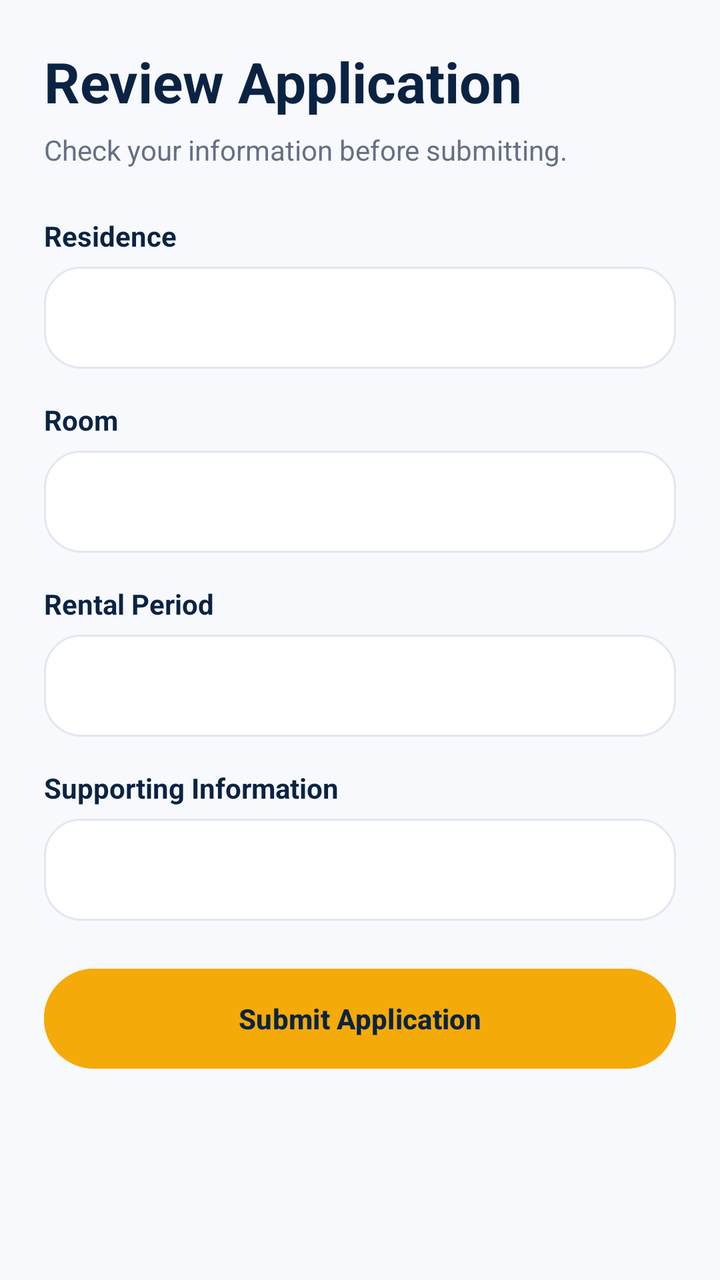
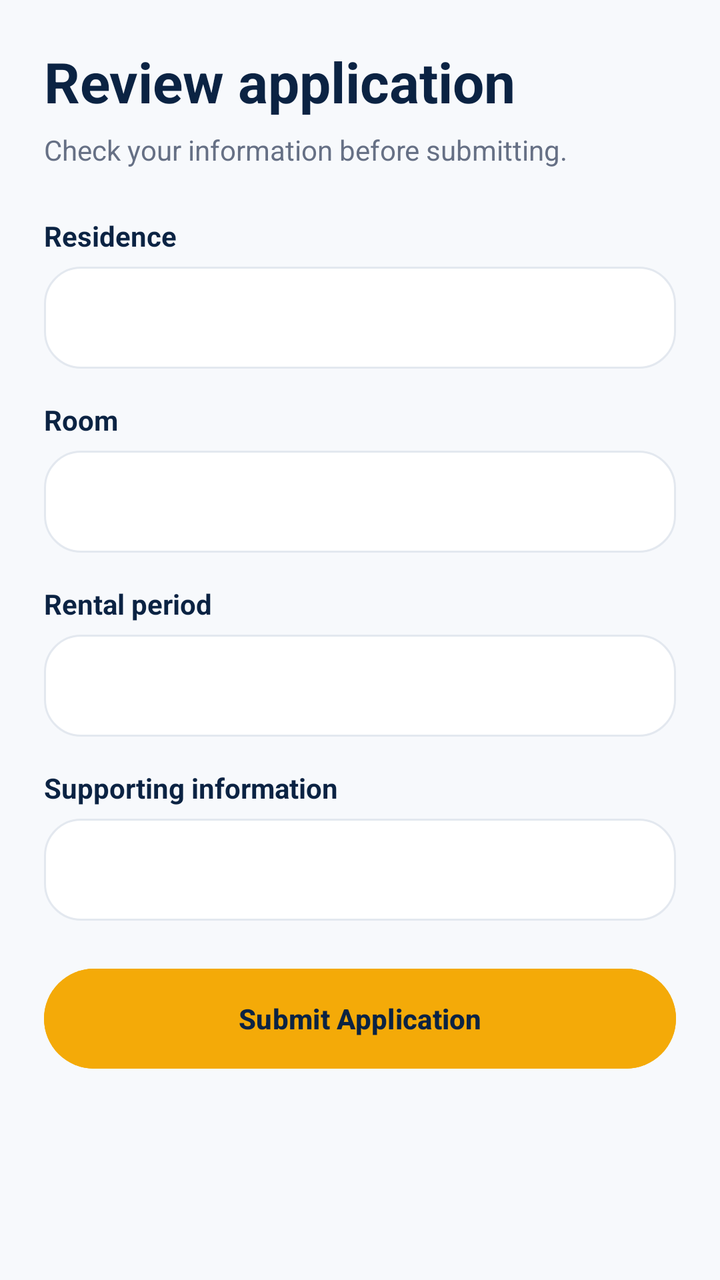

Before-and-after screenshots of an Android layout around one commit, followed by the original layout XML and the change that was made.
<!-- AndroidManifest.xml: application theme Theme.ChommieHub -->
<!-- res/layout/fragment_application_review.xml -->
<?xml version="1.0" encoding="utf-8"?>
<ScrollView xmlns:android="http://schemas.android.com/apk/res/android"
    android:layout_width="match_parent"
    android:layout_height="match_parent"
    android:background="@color/chommie_background">

    <LinearLayout
        android:layout_width="match_parent"
        android:layout_height="wrap_content"
        android:orientation="vertical"
        android:padding="22dp">

        <TextView
            android:layout_width="wrap_content"
            android:layout_height="wrap_content"
            android:text="Review Application"
            android:textColor="@color/chommie_navy"
            android:textSize="28sp"
            android:textStyle="bold" />

        <TextView
            android:layout_width="match_parent"
            android:layout_height="wrap_content"
            android:layout_marginTop="6dp"
            android:text="Check your information before submitting."
            android:textColor="@color/chommie_text_secondary" />

        <TextView
            android:layout_width="wrap_content"
            android:layout_height="wrap_content"
            android:layout_marginTop="24dp"
            android:text="Residence"
            android:textColor="@color/chommie_navy"
            android:textStyle="bold" />

        <TextView
            android:id="@+id/tvReviewResidence"
            android:layout_width="match_parent"
            android:layout_height="wrap_content"
            android:layout_marginTop="6dp"
            android:background="@drawable/bg_card"
            android:padding="16dp"
            android:textColor="@color/chommie_text_primary" />

        <TextView
            android:layout_width="wrap_content"
            android:layout_height="wrap_content"
            android:layout_marginTop="16dp"
            android:text="Room"
            android:textColor="@color/chommie_navy"
            android:textStyle="bold" />

        <TextView
            android:id="@+id/tvReviewRoom"
            android:layout_width="match_parent"
            android:layout_height="wrap_content"
            android:layout_marginTop="6dp"
            android:background="@drawable/bg_card"
            android:padding="16dp"
            android:textColor="@color/chommie_text_primary" />

        <TextView
            android:layout_width="wrap_content"
            android:layout_height="wrap_content"
            android:layout_marginTop="16dp"
            android:text="Rental Period"
            android:textColor="@color/chommie_navy"
            android:textStyle="bold" />

        <TextView
            android:id="@+id/tvReviewRentalPeriod"
            android:layout_width="match_parent"
            android:layout_height="wrap_content"
            android:layout_marginTop="6dp"
            android:background="@drawable/bg_card"
            android:padding="16dp"
            android:textColor="@color/chommie_text_primary" />

        <TextView
            android:layout_width="wrap_content"
            android:layout_height="wrap_content"
            android:layout_marginTop="16dp"
            android:text="Supporting Information"
            android:textColor="@color/chommie_navy"
            android:textStyle="bold" />

        <TextView
            android:id="@+id/tvReviewSupportingInfo"
            android:layout_width="match_parent"
            android:layout_height="wrap_content"
            android:layout_marginTop="6dp"
            android:background="@drawable/bg_card"
            android:padding="16dp"
            android:textColor="@color/chommie_text_secondary" />

        <ProgressBar
            android:id="@+id/progressApplicationReview"
            android:layout_width="wrap_content"
            android:layout_height="wrap_content"
            android:layout_gravity="center_horizontal"
            android:layout_marginTop="16dp"
            android:visibility="gone" />

        <Button
            android:id="@+id/btnConfirmSubmitApplication"
            android:layout_width="match_parent"
            android:layout_height="58dp"
            android:layout_marginTop="20dp"
            android:backgroundTint="@color/chommie_gold"
            android:text="Submit Application"
            android:textColor="@color/chommie_navy"
            android:textStyle="bold" />

    </LinearLayout>

</ScrollView>
<!-- resources referenced by this layout -->
<resources>
  <color name="chommie_background">#F7F9FC</color>
  <color name="chommie_gold">#F4AA08</color>
  <color name="chommie_navy">#0B2343</color>
  <color name="chommie_text_primary">#172033</color>
  <color name="chommie_text_secondary">#667085</color>
  <!-- drawable bg_card (drawable) -->
  <?xml version="1.0" encoding="utf-8"?>
  <shape xmlns:android="http://schemas.android.com/apk/res/android"
      android:shape="rectangle">
  
      <solid android:color="@color/chommie_surface" />
      <corners android:radius="18dp" />
      <stroke
          android:width="1dp"
          android:color="@color/chommie_border" />
  </shape>
  <style name="Theme.ChommieHub" parent="Base.Theme.ChommieHub" />
  <color name="chommie_surface">#FFFFFF</color>
  <color name="chommie_border">#E3E8EF</color>
  <style name="Base.Theme.ChommieHub" parent="Theme.Material3.DayNight.NoActionBar">
  
          
          <item name="colorPrimary">@color/chommie_navy</item>
          <item name="colorOnPrimary">@color/white</item>
  
          
          <item name="colorSecondary">@color/chommie_gold</item>
          <item name="colorOnSecondary">@color/chommie_navy</item>
  
          
          <item name="colorSurface">@color/chommie_surface</item>
          <item name="colorOnSurface">@color/chommie_text_primary</item>
  
          
          <item name="android:windowBackground">@color/chommie_background</item>
  
          
          <item name="android:statusBarColor">@color/chommie_navy</item>
          <item name="android:navigationBarColor">@color/chommie_navy</item>
  
      </style>
  <color name="white">#FFFFFF</color>
</resources>

<!-- the commit's change to res/layout/fragment_application_review.xml (unified diff, before → after) -->
@@ -13,8 +13,7 @@
         <TextView
             android:layout_width="wrap_content"
             android:layout_height="wrap_content"
-            android:text="Review Application"
-            android:textColor="@color/chommie_navy"
+            android:text="@string/application_review_button"            android:textColor="@color/chommie_navy"
             android:textSize="28sp"
             android:textStyle="bold" />
 
@@ -22,15 +21,13 @@
             android:layout_width="match_parent"
             android:layout_height="wrap_content"
             android:layout_marginTop="6dp"
-            android:text="Check your information before submitting."
-            android:textColor="@color/chommie_text_secondary" />
+            android:text="@string/application_review_subtitle"            android:textColor="@color/chommie_text_secondary" />
 
         <TextView
             android:layout_width="wrap_content"
             android:layout_height="wrap_content"
             android:layout_marginTop="24dp"
-            android:text="Residence"
-            android:textColor="@color/chommie_navy"
+            android:text="@string/application_residence"            android:textColor="@color/chommie_navy"
             android:textStyle="bold" />
 
         <TextView
@@ -46,8 +43,7 @@
             android:layout_width="wrap_content"
             android:layout_height="wrap_content"
             android:layout_marginTop="16dp"
-            android:text="Room"
-            android:textColor="@color/chommie_navy"
+            android:text="@string/application_room"            android:textColor="@color/chommie_navy"
             android:textStyle="bold" />
 
         <TextView
@@ -63,8 +59,7 @@
             android:layout_width="wrap_content"
             android:layout_height="wrap_content"
             android:layout_marginTop="16dp"
-            android:text="Rental Period"
-            android:textColor="@color/chommie_navy"
+            android:text="@string/application_rental_period"            android:textColor="@color/chommie_navy"
             android:textStyle="bold" />
 
         <TextView
@@ -80,8 +75,7 @@
             android:layout_width="wrap_content"
             android:layout_height="wrap_content"
             android:layout_marginTop="16dp"
-            android:text="Supporting Information"
-            android:textColor="@color/chommie_navy"
+            android:text="@string/application_supporting_info"            android:textColor="@color/chommie_navy"
             android:textStyle="bold" />
 
         <TextView
@@ -107,8 +101,7 @@
             android:layout_height="58dp"
             android:layout_marginTop="20dp"
             android:backgroundTint="@color/chommie_gold"
-            android:text="Submit Application"
-            android:textColor="@color/chommie_navy"
+            android:text="@string/application_submit_button"            android:textColor="@color/chommie_navy"
             android:textStyle="bold" />
 
     </LinearLayout>
<!-- resource entries referenced after the edit -->
@@ -16,6 +16,13 @@
           android:width="1dp"
           android:color="@color/chommie_border" />
   </shape>
+  <string name="application_rental_period">Rental period</string>
+  <string name="application_residence">Residence</string>
+  <string name="application_review_button">Review application</string>
+  <string name="application_review_subtitle">Check your information before submitting.</string>
+  <string name="application_room">Room</string>
+  <string name="application_submit_button">Submit Application</string>
+  <string name="application_supporting_info">Supporting information</string>
   <style name="Theme.ChommieHub" parent="Base.Theme.ChommieHub" />
   <color name="chommie_surface">#FFFFFF</color>
   <color name="chommie_border">#E3E8EF</color>
